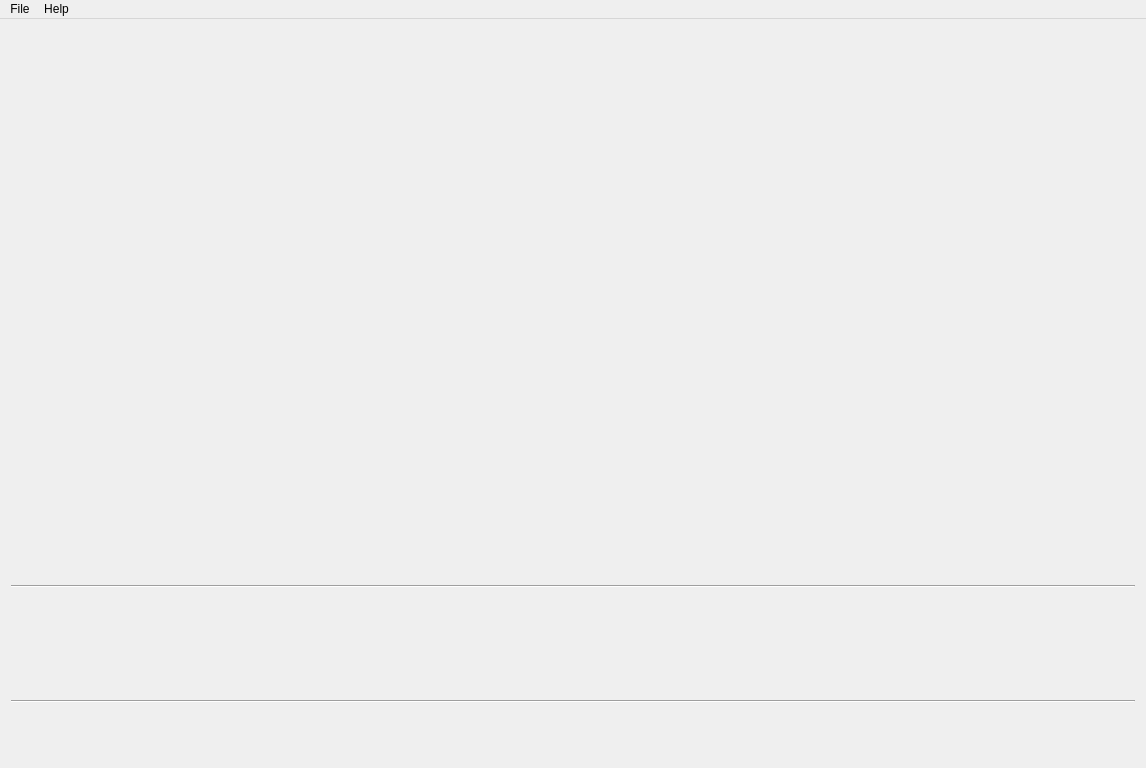
The window that imageview.ui (rsaini/ImageView) describes before a commit, drawn with Qt 5.
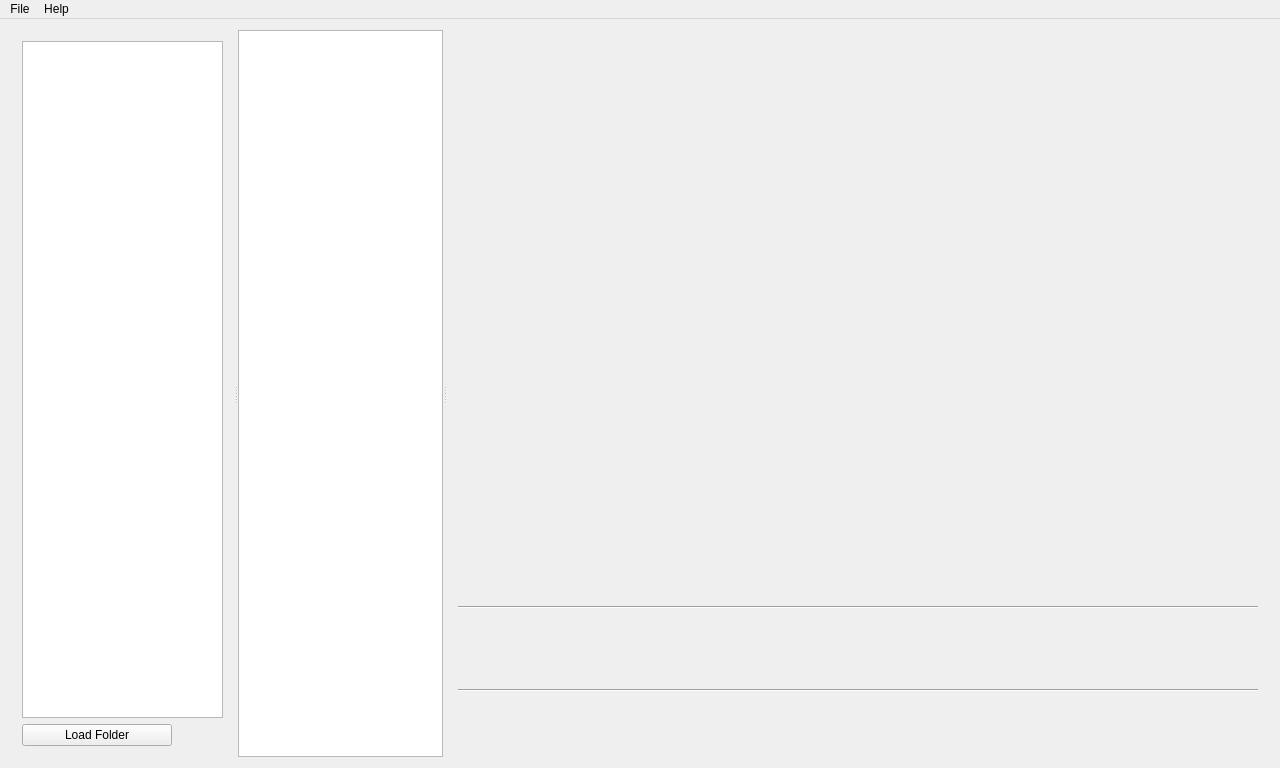
The same window after the commit.

Commit message: Update (Directory Tree) - Added a directory tree. - Directory on click shows it's files in a listview. - Directory on double click is loaded. - Any file in the listview on double clicked is loaded,   provided it is an image file.

What changed in the file:
```diff
--- a/imageview.ui
+++ b/imageview.ui
@@ -6,7 +6,7 @@
    <rect>
     <x>0</x>
     <y>0</y>
-    <width>1146</width>
+    <width>1280</width>
     <height>768</height>
    </rect>
   </property>
@@ -32,8 +32,96 @@
    <string>ImageView</string>
   </property>
   <widget class="QWidget" name="centralWidget">
+   <layout class="QVBoxLayout" name="verticalLayout_3">
+    <item>
+     <widget class="QSplitter" name="splitter_2">
+      <property name="orientation">
+       <enum>Qt::Horizontal</enum>
+      </property>
+      <widget class="QSplitter" name="splitter">
+       <property name="orientation">
+        <enum>Qt::Horizontal</enum>
+       </property>
+       <widget class="QWidget" name="">
    <layout class="QVBoxLayout" name="verticalLayout">
     <item>
+          <widget class="QTreeView" name="folderTreeView">
+           <property name="minimumSize">
+            <size>
+             <width>150</width>
+             <height>0</height>
+            </size>
+           </property>
+           <property name="maximumSize">
+            <size>
+             <width>16777215</width>
+             <height>16777215</height>
+            </size>
+           </property>
+          </widget>
+         </item>
+         <item>
+          <layout class="QHBoxLayout" name="horizontalLayout_4">
+           <item>
+            <widget class="QPushButton" name="loadFolderButton">
+             <property name="sizePolicy">
+              <sizepolicy hsizetype="Expanding" vsizetype="Fixed">
+               <horstretch>0</horstretch>
+               <verstretch>0</verstretch>
+              </sizepolicy>
+             </property>
+             <property name="minimumSize">
+              <size>
+               <width>150</width>
+               <height>0</height>
+              </size>
+             </property>
+             <property name="maximumSize">
+              <size>
+               <width>16777215</width>
+               <height>16777215</height>
+              </size>
+             </property>
+             <property name="text">
+              <string>Load Folder</string>
+             </property>
+            </widget>
+           </item>
+           <item>
+            <spacer name="horizontalSpacer_9">
+             <property name="orientation">
+              <enum>Qt::Horizontal</enum>
+             </property>
+             <property name="sizeHint" stdset="0">
+              <size>
+               <width>40</width>
+               <height>20</height>
+              </size>
+             </property>
+            </spacer>
+           </item>
+          </layout>
+         </item>
+        </layout>
+       </widget>
+       <widget class="QListView" name="fileListView">
+        <property name="minimumSize">
+         <size>
+          <width>150</width>
+          <height>0</height>
+         </size>
+        </property>
+        <property name="maximumSize">
+         <size>
+          <width>16777215</width>
+          <height>16777215</height>
+         </size>
+        </property>
+       </widget>
+      </widget>
+      <widget class="QWidget" name="">
+       <layout class="QVBoxLayout" name="verticalLayout_2">
+        <item>
      <widget class="QLabel" name="imageNameLabel">
       <property name="sizePolicy">
        <sizepolicy hsizetype="Expanding" vsizetype="Preferred">
@@ -65,7 +153,7 @@
       </property>
       <property name="minimumSize">
        <size>
-        <width>500</width>
+            <width>800</width>
         <height>500</height>
        </size>
       </property>
@@ -157,14 +245,14 @@
        <widget class="QPushButton" name="thumb1">
         <property name="sizePolicy">
          <sizepolicy hsizetype="Fixed" vsizetype="Fixed">
-          <horstretch>100</horstretch>
-          <verstretch>100</verstretch>
+              <horstretch>68</horstretch>
+              <verstretch>68</verstretch>
          </sizepolicy>
         </property>
         <property name="minimumSize">
          <size>
-          <width>100</width>
-          <height>100</height>
+              <width>68</width>
+              <height>68</height>
          </size>
         </property>
         <property name="text">
@@ -179,14 +267,14 @@
        <widget class="QPushButton" name="thumb2">
         <property name="sizePolicy">
          <sizepolicy hsizetype="Fixed" vsizetype="Fixed">
-          <horstretch>100</horstretch>
-          <verstretch>100</verstretch>
+              <horstretch>68</horstretch>
+              <verstretch>68</verstretch>
          </sizepolicy>
         </property>
         <property name="minimumSize">
          <size>
-          <width>100</width>
-          <height>100</height>
+              <width>68</width>
+              <height>68</height>
          </size>
         </property>
         <property name="text">
@@ -201,14 +289,14 @@
        <widget class="QPushButton" name="thumb3">
         <property name="sizePolicy">
          <sizepolicy hsizetype="Fixed" vsizetype="Fixed">
-          <horstretch>100</horstretch>
-          <verstretch>100</verstretch>
+              <horstretch>68</horstretch>
+              <verstretch>68</verstretch>
          </sizepolicy>
         </property>
         <property name="minimumSize">
          <size>
-          <width>100</width>
-          <height>100</height>
+              <width>68</width>
+              <height>68</height>
          </size>
         </property>
         <property name="text">
@@ -223,14 +311,14 @@
        <widget class="QPushButton" name="thumb4">
         <property name="sizePolicy">
          <sizepolicy hsizetype="Fixed" vsizetype="Fixed">
-          <horstretch>100</horstretch>
-          <verstretch>100</verstretch>
+              <horstretch>68</horstretch>
+              <verstretch>68</verstretch>
          </sizepolicy>
         </property>
         <property name="minimumSize">
          <size>
-          <width>100</width>
-          <height>100</height>
+              <width>68</width>
+              <height>68</height>
          </size>
         </property>
         <property name="text">
@@ -245,14 +333,14 @@
        <widget class="QPushButton" name="thumb5">
         <property name="sizePolicy">
          <sizepolicy hsizetype="Fixed" vsizetype="Fixed">
-          <horstretch>100</horstretch>
-          <verstretch>100</verstretch>
+              <horstretch>68</horstretch>
+              <verstretch>68</verstretch>
          </sizepolicy>
         </property>
         <property name="minimumSize">
          <size>
-          <width>100</width>
-          <height>100</height>
+              <width>68</width>
+              <height>68</height>
          </size>
         </property>
         <property name="text">
@@ -267,14 +355,14 @@
        <widget class="QPushButton" name="thumb6">
         <property name="sizePolicy">
          <sizepolicy hsizetype="Fixed" vsizetype="Fixed">
-          <horstretch>100</horstretch>
-          <verstretch>100</verstretch>
+              <horstretch>68</horstretch>
+              <verstretch>68</verstretch>
          </sizepolicy>
         </property>
         <property name="minimumSize">
          <size>
-          <width>100</width>
-          <height>100</height>
+              <width>68</width>
+              <height>68</height>
          </size>
         </property>
         <property name="text">
@@ -289,14 +377,14 @@
        <widget class="QPushButton" name="thumb7">
         <property name="sizePolicy">
          <sizepolicy hsizetype="Fixed" vsizetype="Fixed">
-          <horstretch>100</horstretch>
-          <verstretch>100</verstretch>
+              <horstretch>68</horstretch>
+              <verstretch>68</verstretch>
          </sizepolicy>
         </property>
         <property name="minimumSize">
          <size>
-          <width>100</width>
-          <height>100</height>
+              <width>68</width>
+              <height>68</height>
          </size>
         </property>
         <property name="text">
@@ -311,14 +399,14 @@
        <widget class="QPushButton" name="thumb8">
         <property name="sizePolicy">
          <sizepolicy hsizetype="Fixed" vsizetype="Fixed">
-          <horstretch>100</horstretch>
-          <verstretch>100</verstretch>
+              <horstretch>68</horstretch>
+              <verstretch>68</verstretch>
          </sizepolicy>
         </property>
         <property name="minimumSize">
          <size>
-          <width>100</width>
-          <height>100</height>
+              <width>68</width>
+              <height>68</height>
          </size>
         </property>
         <property name="text">
@@ -333,14 +421,14 @@
        <widget class="QPushButton" name="thumb9">
         <property name="sizePolicy">
          <sizepolicy hsizetype="Fixed" vsizetype="Fixed">
-          <horstretch>100</horstretch>
-          <verstretch>100</verstretch>
+              <horstretch>68</horstretch>
+              <verstretch>68</verstretch>
          </sizepolicy>
         </property>
         <property name="minimumSize">
          <size>
-          <width>100</width>
-          <height>100</height>
+              <width>68</width>
+              <height>68</height>
          </size>
         </property>
         <property name="text">
@@ -355,14 +443,14 @@
        <widget class="QPushButton" name="thumb10">
         <property name="sizePolicy">
          <sizepolicy hsizetype="Fixed" vsizetype="Fixed">
-          <horstretch>100</horstretch>
-          <verstretch>100</verstretch>
+              <horstretch>68</horstretch>
+              <verstretch>68</verstretch>
          </sizepolicy>
         </property>
         <property name="minimumSize">
          <size>
-          <width>100</width>
-          <height>100</height>
+              <width>68</width>
+              <height>68</height>
          </size>
         </property>
         <property name="text">
@@ -627,12 +715,16 @@
     </item>
    </layout>
   </widget>
+     </widget>
+    </item>
+   </layout>
+  </widget>
   <widget class="QMenuBar" name="menuBar">
    <property name="geometry">
     <rect>
      <x>0</x>
      <y>0</y>
-     <width>1146</width>
+     <width>1280</width>
      <height>21</height>
     </rect>
    </property>
```
Lines whose indentation alone changed are shown as unchanged. The commit also changes 2 other files.
